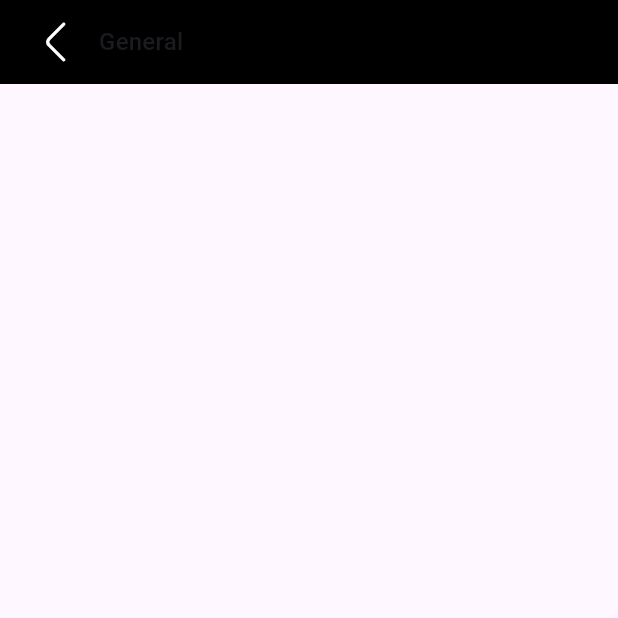
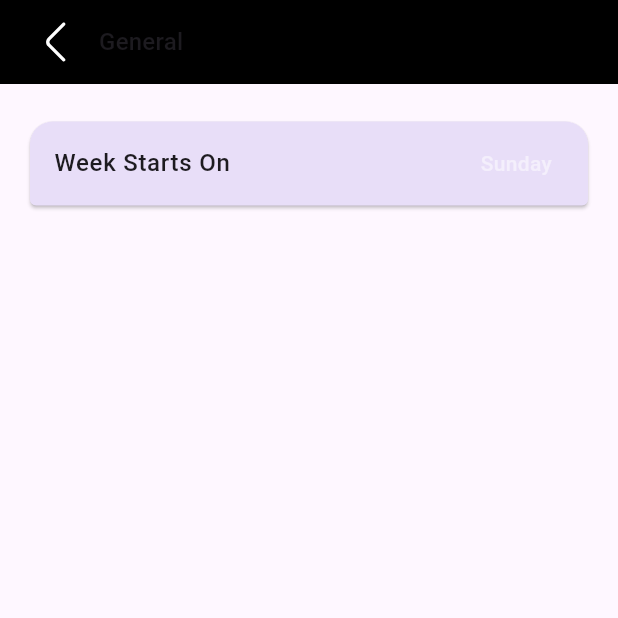
Before and after one commit to anand-a-j/habitroot, a Flutter app: the GeneralScreen screen opened by its route, on a phone screen of 412 x 824 dp, the top half of it. Run offline on Flutter 3.47's test engine with Material 3 defaults, Android fonts, the phone set to English and light mode, and no system bars; our stand-ins replace dashed_circular_progress_bar, emoji_picker_flutter, fl_chart, flutter_local_notifications, flutter_riverpod, flutter_svg and 7 more; accounts and stored records are empty.

Commit message:
add week starts on settings feature

```diff
--- a/lib/core/constants/app_constants.dart
+++ b/lib/core/constants/app_constants.dart
@@ -18,8 +18,8 @@ class AppConsts {
   static const double pExtraLarge = 30;
   static const double pUltra = 35;
   static const double pUltraLarge = 40;
-
 }
 
 // keys
 const String themeModeKey = 'key_theme_mode';
+const String weekStartKey = 'key_week_start';
--- a/lib/core/enum/weekday.dart
+++ b/lib/core/enum/weekday.dart
@@ -7,6 +7,8 @@ enum Weekday {
   sat,
   sun,
 }
+
+final List<String> startWeekdays = ["Sunday", "Monday", "Saturday"];
 
 String getAbbreviation(Weekday day) {
   switch (day) {
@@ -62,6 +64,7 @@ List<int> convertWeekdaysToInts(List<Weekday> days) {
   return days.map((day) => mapping[day]!).toList();
 }
 
+
 List<Weekday> convertIntsToWeekdays(List<int> ints) {
   final mapping = {
     DateTime.monday: Weekday.mon,
--- a/lib/features/settings/presentation/screen/general_screen.dart
+++ b/lib/features/settings/presentation/screen/general_screen.dart
@@ -1,8 +1,14 @@
 import 'package:flutter/material.dart';
 import 'package:go_router/go_router.dart';
+import 'package:habitroot/core/extension/common.dart';
+import 'package:habitroot/features/settings/presentation/widgets/general_card.dart';
+import 'package:hive_ce_flutter/hive_flutter.dart';
 
 import '../../../../core/components/habitroot_appbar.dart';
 import '../../../../core/constants/app_constants.dart';
+import '../../../../core/enum/weekday.dart';
+import '../../../../routes/routes.dart';
+import '../widgets/week_starts_sheet.dart';
 
 class GeneralScreen extends StatefulWidget {
   const GeneralScreen({super.key});
@@ -19,13 +25,38 @@ class _GeneralScreenState extends State<GeneralScreen> {
         leadingOnTap: () => context.pop(),
         title: "General",
       ),
-
       body: SingleChildScrollView(
-        child: Column(
-          children: [
-            const SizedBox(height: AppConsts.pLarge),
-
-          ],
+        child: Padding(
+          padding: const EdgeInsets.symmetric(
+            horizontal: AppConsts.pSide,
+          ),
+          child: Column(
+            children: [
+              const SizedBox(height: AppConsts.pLarge),
+              GeneralCard(
+                title: "Week Starts On",
+                isFirst: true,
+                onTap: () {
+                  showWeekStartBottomSheet(context);
+                },
+                trailing: ValueListenableBuilder(
+                  valueListenable: settings.listenable(keys: [weekStartKey]),
+                  builder: (context, box, child) {
+                    final weekStarts = startWeekdays.elementAt(
+                      settings.get(weekStartKey, defaultValue: 0),
+                    );
+                    return Text(
+                      weekStarts,
+                      style: context.bodyMedium?.copyWith(
+                        fontWeight: FontWeight.w500,
+                        color: context.onPrimary.withValues(alpha: 0.5),
+                      ),
+                    );
+                  },
+                ),
+              )
+            ],
+          ),
         ),
       ),
     );
--- a/lib/features/settings/presentation/screen/settings_screen.dart
+++ b/lib/features/settings/presentation/screen/settings_screen.dart
@@ -3,11 +3,11 @@ import 'package:go_router/go_router.dart';
 import 'package:habitroot/core/constants/app_constants.dart';
 import 'package:habitroot/core/constants/assets.dart';
 import 'package:habitroot/core/constants/strings.dart';
-import 'package:habitroot/features/settings/presentation/screen/theme_screen.dart'
-    show showThemeBottomSheet;
+
 import 'package:habitroot/features/settings/presentation/widgets/settings_card.dart';
 
 import '../../../../core/components/core_components.dart';
+import '../widgets/theme_sheet.dart';
 
 class SettingsScreen extends StatelessWidget {
   const SettingsScreen({super.key});
--- /dev/null
+++ b/lib/features/settings/presentation/widgets/general_card.dart
@@ -0,0 +1,68 @@
+import 'package:flutter/material.dart';
+import 'package:flutter_svg/svg.dart';
+import 'package:habitroot/core/constants/constants.dart';
+import 'package:habitroot/core/extension/common.dart';
+
+class GeneralCard extends StatelessWidget {
+  final String title;
+  final String? subTitle;
+  final void Function()? onTap;
+  final bool isFirst;
+  final bool isLast;
+  final Widget? trailing;
+
+  const GeneralCard({
+    super.key,
+    required this.title,
+    this.subTitle,
+    this.onTap,
+    this.isFirst = false,
+    this.isLast = false,
+    this.trailing,
+  });
+
+  @override
+  Widget build(BuildContext context) {
+    double defaultRadius = 4;
+    double largeRadius = 15;
+
+    final borderRadius = BorderRadius.vertical(
+      top: Radius.circular(isFirst ? largeRadius : defaultRadius),
+      bottom: Radius.circular(isLast ? largeRadius : defaultRadius),
+    );
+    return Card(
+      margin: const EdgeInsets.only(bottom: 2),
+      color: context.secondaryFixed,
+      shape: RoundedRectangleBorder(borderRadius: borderRadius),
+      clipBehavior: Clip.antiAlias,
+      child: InkWell(
+        onTap: onTap,
+        child: ListTile(
+          // leading: SvgPicture.asset(
+          //   leadingIcon,
+          //   width: 24,
+          //   height: 24,
+          //   fit: BoxFit.contain,
+          //   colorFilter: ColorFilter.mode(
+          //     context.onPrimary.withValues(alpha: 0.5),
+          //     BlendMode.srcIn,
+          //   ),
+          // ),
+          title: Text(
+            title,
+            style: context.bodyLarge?.copyWith(
+              fontWeight: FontWeight.w500,
+            ),
+          ),
+          subtitle: subTitle != null
+              ? Text(
+                  subTitle!,
+                  style: context.bodyMedium,
+                )
+              : null,
+          trailing: trailing,
+        ),
+      ),
+    );
+  }
+}
--- a/lib/routes/routes.dart
+++ b/lib/routes/routes.dart
@@ -4,7 +4,6 @@ import 'package:habitroot/features/home/presentation/screen/dashboard_screen.dar
 import 'package:habitroot/features/settings/presentation/screen/general_screen.dart';
 import 'package:habitroot/features/settings/presentation/screen/reorder_screen.dart';
 import 'package:habitroot/features/settings/presentation/screen/settings_screen.dart';
-import 'package:habitroot/features/settings/presentation/screen/theme_screen.dart';
 import 'package:habitroot/features/splash/splash_screen.dart';
 import 'package:habitroot/routes/page_transition.dart';
 import 'package:hive_ce/hive.dart';
@@ -96,16 +95,6 @@ final GoRouter router = GoRouter(
       },
     ),
     GoRoute(
-      name: 'theme-screen',
-      path: '/theme',
-      pageBuilder: (context, state) {
-        return SlideTransitionPage(
-          page: const ThemeScreen(),
-          beginOffset: const Offset(0, 1),
-        );
-      },
-    ),
-    GoRoute(
       name: 'general-screen',
       path: '/general',
       pageBuilder: (context, state) {
```
Also changed, not shown: lib/features/settings/presentation/widgets/theme_sheet.dart (+138 -0 lines), lib/features/settings/presentation/widgets/week_starts_sheet.dart (renamed from lib/features/settings/presentation/screen/theme_screen.dart, +21 -67 lines).
